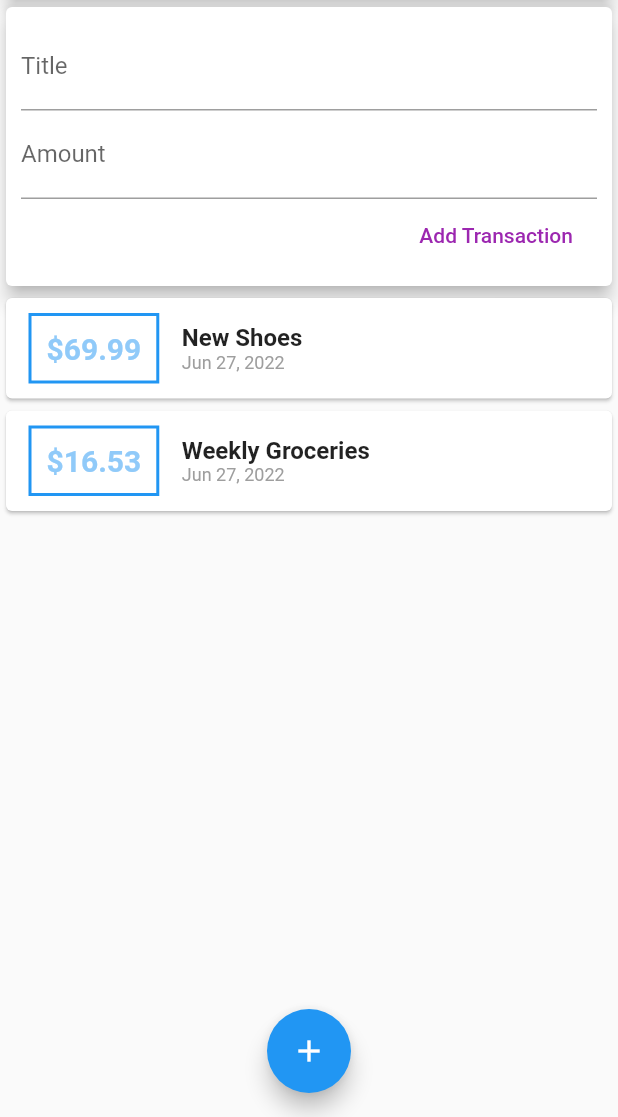
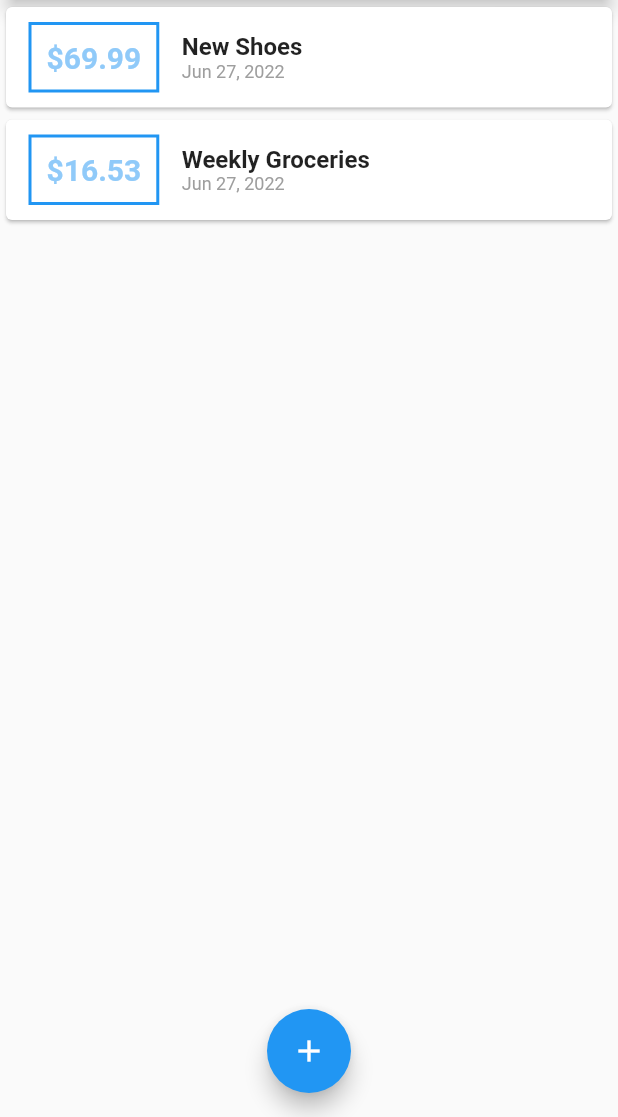
Before and after one commit to JPJFerreira/flutter_personal_expenses, a Flutter app: the screen it shows after launch, on a phone screen of 412 x 824 dp, the part 119-1236 px from its top. Run offline on Flutter 3.47's test engine with Material 2 defaults, Android fonts, the phone set to English and light mode, and no system bars.

```diff
--- a/lib/main.dart
+++ b/lib/main.dart
@@ -1,8 +1,9 @@
 import 'package:flutter/material.dart';
-import 'package:flutter_personal_expenses/widgets/user_transactions.dart';
 import 'package:intl/intl.dart';
 
 import 'models/transaction.dart';
+import 'widgets/new_transaction.dart';
+import 'widgets/transaction_list.dart';
 
 void main() => runApp(MyApp());
 
@@ -16,12 +17,52 @@ class MyApp extends StatelessWidget {
   }
 }
 
-class MyHomePage extends StatelessWidget {
-  // String titleInput = '';
-  // String amountInput = '';
+class MyHomePage extends StatefulWidget {
+  @override
+  State<MyHomePage> createState() => _MyHomePageState();
+}
 
-  final titleController = TextEditingController();
-  final amountController = TextEditingController();
+class _MyHomePageState extends State<MyHomePage> {
+  final List<Transaction> _userTransactions = [
+    Transaction(
+      id: 't1',
+      title: 'New Shoes',
+      amount: 69.99,
+      date: DateTime.now(),
+    ),
+    Transaction(
+      id: 't2',
+      title: 'Weekly Groceries',
+      amount: 16.53,
+      date: DateTime.now(),
+    ),
+  ];
+
+  void _addNewTransaction(String txTitle, double txAmount) {
+    final newTx = Transaction(
+      title: txTitle,
+      amount: txAmount,
+      date: DateTime.now(),
+      id: DateTime.now().toString(),
+    );
+
+    setState(() {
+      _userTransactions.add(newTx);
+    });
+  }
+
+  void _startAddNewTransaction(BuildContext ctx) {
+    showModalBottomSheet(
+      context: ctx,
+      builder: (_) {
+        return GestureDetector(
+          onTap: () {},
+          child: NewTransaction(_addNewTransaction),
+          behavior: HitTestBehavior.opaque,
+        );
+      },
+    );
+  }
 
   @override
   Widget build(BuildContext context) {
@@ -31,9 +72,7 @@ class MyHomePage extends StatelessWidget {
         actions: [
           IconButton(
             icon: Icon(Icons.add),
-            onPressed: () {
-              print('Add button clicked');
-            },
+            onPressed: () => _startAddNewTransaction(context),
           ),
         ],
       ),
@@ -50,15 +89,13 @@ class MyHomePage extends StatelessWidget {
                   elevation: 5,
                 ),
               ),
-              UserTransactions(),
+              TransactionList(_userTransactions),
             ]),
       ),
       floatingActionButtonLocation: FloatingActionButtonLocation.centerFloat,
       floatingActionButton: FloatingActionButton(
         child: Icon(Icons.add),
-        onPressed: () {
-          print('Add button clicked');
-        },
+        onPressed: () => _startAddNewTransaction(context),
       ),
     );
   }
--- a/lib/widgets/new_transaction.dart
+++ b/lib/widgets/new_transaction.dart
@@ -1,11 +1,18 @@
 import 'package:flutter/material.dart';
 
-class NewTransaction extends StatelessWidget {
+class NewTransaction extends StatefulWidget {
   final Function addTx;
-  final titleController = TextEditingController();
-  final amountController = TextEditingController();
 
   NewTransaction(this.addTx);
+
+  @override
+  State<NewTransaction> createState() => _NewTransactionState();
+}
+
+class _NewTransactionState extends State<NewTransaction> {
+  final titleController = TextEditingController();
+
+  final amountController = TextEditingController();
 
   void submitData() {
     final enteredTitle = titleController.text;
@@ -15,7 +22,9 @@ class NewTransaction extends StatelessWidget {
       return;
     }
 
-    addTx(enteredTitle, enteredAmount);
+    widget.addTx(enteredTitle, enteredAmount);
+
+    Navigator.of(context).pop();
   }
 
   @override
--- a/lib/widgets/user_transactions.dart
+++ /dev/null
@@ -1,52 +0,0 @@
-import 'package:flutter/material.dart';
-
-import '../models/transaction.dart';
-import '../widgets/transaction_list.dart';
-import '../widgets/new_transaction.dart';
-
-class UserTransactions extends StatefulWidget {
-  const UserTransactions({Key? key}) : super(key: key);
-
-  @override
-  State<UserTransactions> createState() => _UserTransactionsState();
-}
-
-class _UserTransactionsState extends State<UserTransactions> {
-  final List<Transaction> _userTransactions = [
-    Transaction(
-      id: 't1',
-      title: 'New Shoes',
-      amount: 69.99,
-      date: DateTime.now(),
-    ),
-    Transaction(
-      id: 't2',
-      title: 'Weekly Groceries',
-      amount: 16.53,
-      date: DateTime.now(),
-    ),
-  ];
-
-  void _addNewTransaction(String txTitle, double txAmount) {
-    final newTx = Transaction(
-      title: txTitle,
-      amount: txAmount,
-      date: DateTime.now(),
-      id: DateTime.now().toString(),
-    );
-
-    setState(() {
-      _userTransactions.add(newTx);
-    });
-  }
-
-  @override
-  Widget build(BuildContext context) {
-    return Column(
-      children: [
-        NewTransaction(_addNewTransaction),
-        TransactionList(_userTransactions),
-      ],
-    );
-  }
-}
```
